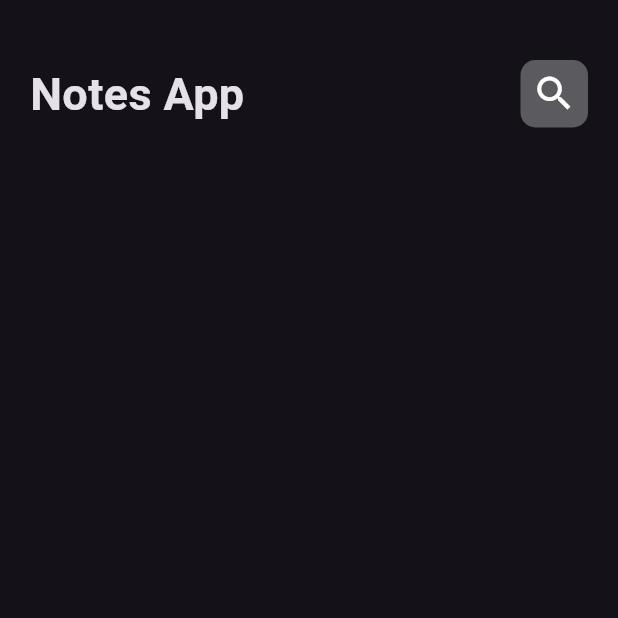
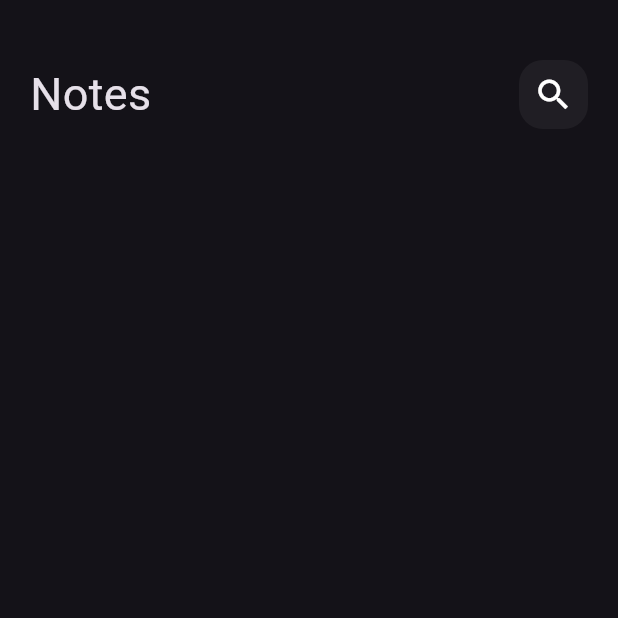
Before and after one commit to 3laaOmran/Notes_App, a Flutter app: the screen it shows after launch, on a phone screen of 412 x 824 dp, the top half of it. Run offline on Flutter 3.47's test engine with Material 3 defaults, Android fonts, the phone set to English and light mode, and no system bars.

Commit message:
update appbar

```diff
--- a/lib/views/notes_app_view.dart
+++ b/lib/views/notes_app_view.dart
@@ -1,5 +1,5 @@
 import 'package:flutter/material.dart';
-import 'package:notes_app/views/widgets/custom_appbar.dart';
+import 'package:notes_app/views/widgets/notes_view_body.dart';
 
 class NotesAppView extends StatelessWidget {
   const NotesAppView({super.key});
@@ -7,17 +7,7 @@ class NotesAppView extends StatelessWidget {
   @override
   Widget build(BuildContext context) {
     return const Scaffold(
-      body: Padding(
-        padding: EdgeInsets.symmetric(horizontal: 20),
-        child: Column(
-          children: [
-            SizedBox(
-              height: 40,
-            ),
-            CustomAppBar(),
-          ],
-        ),
-      ),
+      body: NotesViewBody()
     );
   }
 }
--- a/lib/views/widgets/custom_appbar.dart
+++ b/lib/views/widgets/custom_appbar.dart
@@ -1,32 +1,22 @@
 import 'package:flutter/material.dart';
+import 'package:notes_app/views/widgets/custom_search_icon.dart';
 
 class CustomAppBar extends StatelessWidget {
   const CustomAppBar({super.key});
 
   @override
   Widget build(BuildContext context) {
-    return Row(
+    return const Row(
       children: [
-        const Text(
-          "Notes App",
+        Text(
+          "Notes",
           style: TextStyle(
             fontSize: 30,
-            fontWeight: FontWeight.bold,
+            // fontWeight: FontWeight.bold,
           ),
         ),
-        const Spacer(),
-        Container(
-          width: 45,
-          height: 45,
-          decoration: BoxDecoration(
-            color: Colors.white30,
-            borderRadius: BorderRadius.circular(10),
-          ),
-          child: const Icon(
-            Icons.search,
-            size: 30,
-          ),
-        )
+        Spacer(),
+        CustomSearchIcon(),
       ],
     );
   }
--- /dev/null
+++ b/lib/views/widgets/custom_search_icon.dart
@@ -0,0 +1,22 @@
+import 'package:flutter/material.dart';
+
+class CustomSearchIcon extends StatelessWidget {
+  const CustomSearchIcon({super.key});
+
+  @override
+  Widget build(BuildContext context) {
+    return Container(
+      width: 46,
+      height: 46,
+      decoration: BoxDecoration(
+        // color: Colors.white30,
+        color: Colors.white.withOpacity(0.05),
+        borderRadius: BorderRadius.circular(16),
+      ),
+      child: const Icon(
+        Icons.search,
+        size: 27,
+      ),
+    );
+  }
+}
--- /dev/null
+++ b/lib/views/widgets/notes_view_body.dart
@@ -0,0 +1,21 @@
+import 'package:flutter/material.dart';
+import 'package:notes_app/views/widgets/custom_appbar.dart';
+
+class NotesViewBody extends StatelessWidget {
+  const NotesViewBody({super.key});
+
+  @override
+  Widget build(BuildContext context) {
+    return const Padding(
+      padding: EdgeInsets.symmetric(horizontal: 20),
+      child: Column(
+        children: [
+          SizedBox(
+            height: 40,
+          ),
+          CustomAppBar(),
+        ],
+      ),
+    );
+  }
+}
```
